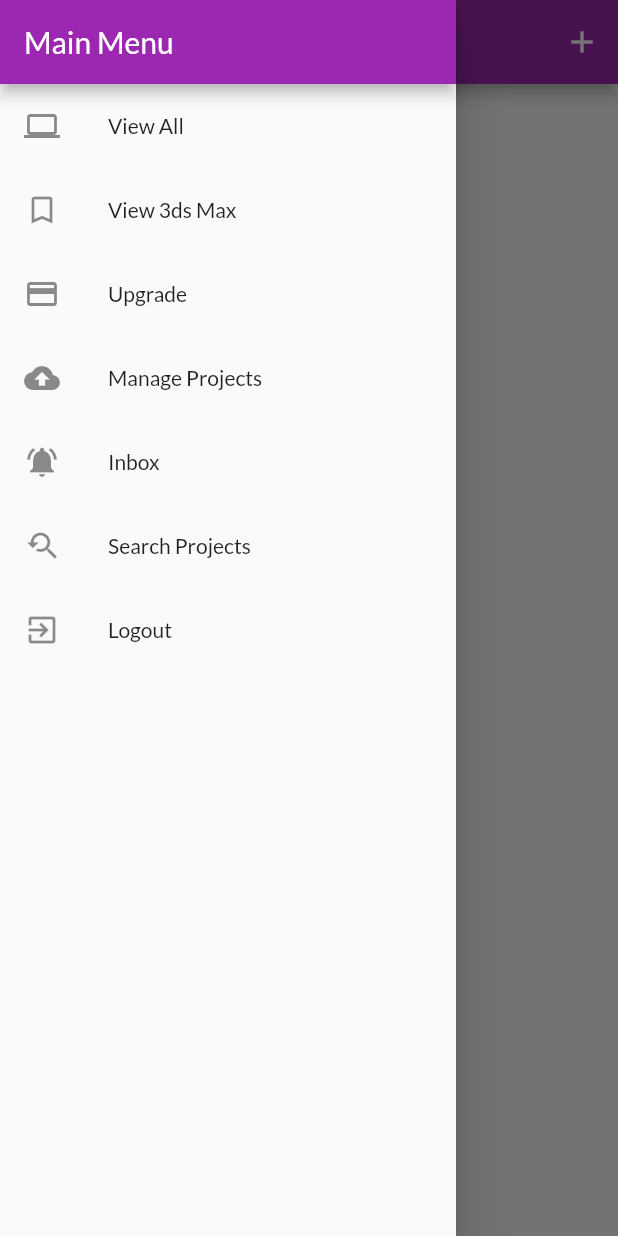
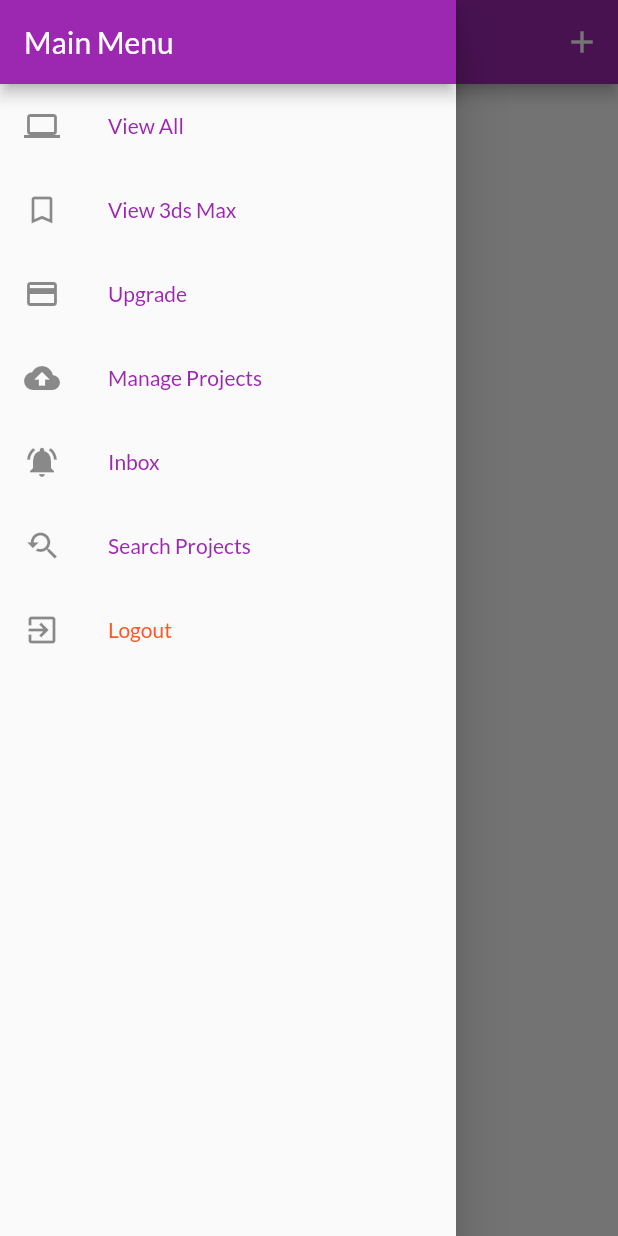
Before and after one commit to arkeetect/snap_cad, a Flutter app: the UserProjectsScreen screen opened by its route, with the side drawer open, on a phone screen of 412 x 824 dp. Run offline on Flutter 3.47's test engine with Material 2 defaults, Android fonts, the phone set to English and light mode, and no system bars; our stand-ins replace firebase_auth, firebase_core, flutter_signin_button, shared_preferences, youtube_player_flutter; missing offline and left inert: flutter_login_facebook, flutter_youtube_view; accounts and stored records are empty; network calls fail.

```diff
--- a/lib/providers/projects.dart
+++ b/lib/providers/projects.dart
@@ -56,6 +56,10 @@ class Projects with ChangeNotifier {
 
   List<Project> get favoriteItems {
     return _items.where((prodItem) => prodItem.isFavorite).toList();
+  }
+
+  List<Project> get recentItems {
+    return _items.where((prodItem) => prodItem.isViewed).toList();
   }
 
   Project findById(String id) {
--- a/lib/widgets/app_drawer.dart
+++ b/lib/widgets/app_drawer.dart
@@ -9,7 +9,8 @@ class AppDrawer extends StatelessWidget {
   @override
   Widget build(BuildContext context) {
     return Drawer(
-      child: Column(
+      child: SingleChildScrollView(
+          child: Column(
         children: <Widget>[
           AppBar(
             title: Text('Main Menu'),
@@ -18,7 +19,10 @@ class AppDrawer extends StatelessWidget {
           //Divider(),
           ListTile(
             leading: Icon(Icons.computer),
-            title: Text('View All'),
+            title: Text(
+              'View All',
+              style: TextStyle(fontSize: 14, color: Colors.purple),
+            ),
             onTap: () {
               Navigator.of(context).pushReplacementNamed('/');
             },
@@ -26,7 +30,10 @@ class AppDrawer extends StatelessWidget {
           //Divider(),
           ListTile(
             leading: Icon(Icons.bookmark_border),
-            title: Text('View 3ds Max'),
+            title: Text(
+              'View 3ds Max',
+              style: TextStyle(fontSize: 14, color: Colors.purple),
+            ),
             onTap: () {
               Navigator.of(context).pushReplacementNamed('/');
             },
@@ -34,7 +41,10 @@ class AppDrawer extends StatelessWidget {
           //Divider(),
           ListTile(
             leading: Icon(Icons.payment),
-            title: Text('Upgrade'),
+            title: Text(
+              'Upgrade',
+              style: TextStyle(fontSize: 14, color: Colors.purple),
+            ),
             onTap: () {
               Navigator.of(context)
                   .pushReplacementNamed(OrdersScreen.routeName);
@@ -48,7 +58,10 @@ class AppDrawer extends StatelessWidget {
           //Divider(),
           ListTile(
             leading: Icon(Icons.cloud_upload),
-            title: Text('Manage Projects'),
+            title: Text(
+              'Manage Projects',
+              style: TextStyle(fontSize: 14, color: Colors.purple),
+            ),
             onTap: () {
               Navigator.of(context)
                   .pushReplacementNamed(UserProjectsScreen.routeName);
@@ -57,7 +70,10 @@ class AppDrawer extends StatelessWidget {
           //Divider(),
           ListTile(
             leading: Icon(Icons.notifications_active),
-            title: Text('Inbox'),
+            title: Text(
+              'Inbox',
+              style: TextStyle(fontSize: 14, color: Colors.purple),
+            ),
             onTap: () {
               Navigator.of(context).pushReplacementNamed('/');
             },
@@ -65,7 +81,10 @@ class AppDrawer extends StatelessWidget {
           //Divider(),
           ListTile(
             leading: Icon(Icons.youtube_searched_for),
-            title: Text('Search Projects'),
+            title: Text(
+              'Search Projects',
+              style: TextStyle(fontSize: 14, color: Colors.purple),
+            ),
             onTap: () {
               Navigator.of(context).pushReplacementNamed('/');
             },
@@ -73,7 +92,10 @@ class AppDrawer extends StatelessWidget {
           //Divider(),
           ListTile(
             leading: Icon(Icons.exit_to_app),
-            title: Text('Logout'),
+            title: Text(
+              'Logout',
+              style: TextStyle(fontSize: 14, color: Colors.deepOrange),
+            ),
             onTap: () {
               Navigator.of(context).pop();
               Navigator.of(context).pushReplacementNamed('/');
@@ -84,7 +106,7 @@ class AppDrawer extends StatelessWidget {
             },
           ),
         ],
-      ),
+      )),
     );
   }
 }
```
Also changed, not shown: lib/providers/project.dart (+82 -1 lines), lib/screens/project_video_play.dart (+8 -2 lines), lib/screens/projects_overview_screen.dart (+19 -4 lines), lib/widgets/project_item.dart (+15 -5 lines), lib/widgets/projects_grid.dart (+6 -2 lines), pubspec.yaml (line endings or trailing spaces).
